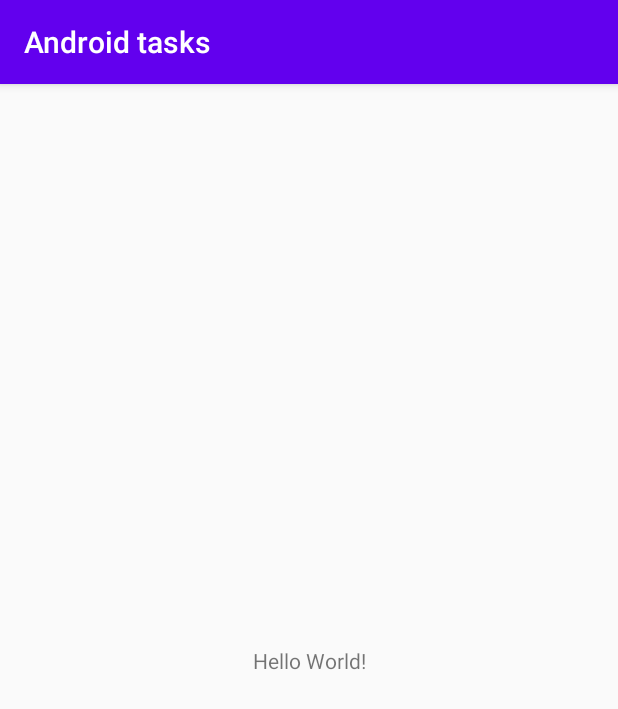
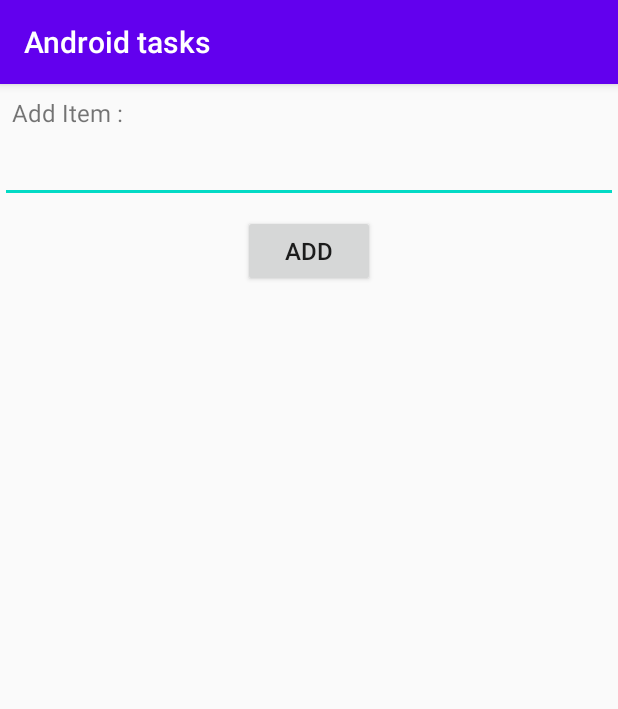
Before and after one commit to ahmedsamir9/Android-Tasks-for-Mobile-Compuitng-Course, an Android app: the screen it shows after launch (MainActivity), on a phone screen of 412 x 824 dp. Shown: the top 709 px of the screen. Run offline under Robolectric (Android 15) with nearby library versions, the phone set to English and light mode, and no system bars; our stand-ins replace data binding.

Commit message:
Assignment 2

```diff
--- a/app/build.gradle
+++ b/app/build.gradle
@@ -20,6 +20,9 @@ android {
             proguardFiles getDefaultProguardFile('proguard-android-optimize.txt'), 'proguard-rules.pro'
         }
     }
+    buildFeatures{
+        dataBinding true
+    }
 }
 
 dependencies {
--- a/app/src/main/java/com/example/androidtasks/MainActivity.java
+++ b/app/src/main/java/com/example/androidtasks/MainActivity.java
@@ -1,14 +1,54 @@
 package com.example.androidtasks;
 
 import androidx.appcompat.app.AppCompatActivity;
+import androidx.databinding.DataBindingUtil;
 
 import android.os.Bundle;
+import android.view.LayoutInflater;
+import android.view.View;
+import android.widget.Adapter;
+import android.widget.AdapterView;
+import android.widget.ArrayAdapter;
+import android.widget.Toast;
 
-public class MainActivity extends AppCompatActivity {
+import com.example.androidtasks.databinding.ActivityMainBinding;
 
+
+public class MainActivity extends AppCompatActivity implements View.OnClickListener {
+ActivityMainBinding mainBinding ;
+ArrayAdapter adapter;
     @Override
     protected void onCreate(Bundle savedInstanceState) {
         super.onCreate(savedInstanceState);
-        setContentView(R.layout.activity_main);
+        mainBinding = DataBindingUtil.setContentView(this, R.layout.activity_main);
+
+     adapter =new ArrayAdapter(this ,R.layout.item);
+    mainBinding.listItemView.setAdapter(adapter);
+    mainBinding.addingBtn.setOnClickListener(this);
+    mainBinding.listItemView.setOnItemLongClickListener(new AdapterView.OnItemLongClickListener() {
+        @Override
+        public boolean onItemLongClick(AdapterView<?> parent, View view, int position, long id) {
+            String item = (String) adapter.getItem(position);
+                adapter.remove(item);
+               adapter.notifyDataSetChanged();
+               makeToast("Item "+ item+" Deleted");
+            return false;
+        }
+    });
+    }
+
+    @Override
+    public void onClick(View v) {
+        if (v.getId() == R.id.addingBtn) {
+            String item = mainBinding.infoEditText.getText().toString();
+            adapter.add(item);
+            makeToast("Item Added " + item);
+            mainBinding.infoEditText.getText().clear();
+        }
+    }
+
+
+    private void makeToast(String message){
+        Toast.makeText(this,message,Toast.LENGTH_LONG).show();
     }
 }
--- a/app/src/main/res/layout/activity_main.xml
+++ b/app/src/main/res/layout/activity_main.xml
@@ -1,18 +1,51 @@
 <?xml version="1.0" encoding="utf-8"?>
-<androidx.constraintlayout.widget.ConstraintLayout xmlns:android="http://schemas.android.com/apk/res/android"
+<layout
+    xmlns:android="http://schemas.android.com/apk/res/android"
     xmlns:app="http://schemas.android.com/apk/res-auto"
-    xmlns:tools="http://schemas.android.com/tools"
+    xmlns:tools="http://schemas.android.com/tools">
+
+
+<androidx.constraintlayout.widget.ConstraintLayout
     android:layout_width="match_parent"
     android:layout_height="match_parent"
     tools:context=".MainActivity">
 
     <TextView
+        android:layout_margin="8dp"
+        android:id="@+id/textView"
         android:layout_width="wrap_content"
         android:layout_height="wrap_content"
-        android:text="Hello World!"
-        app:layout_constraintBottom_toBottomOf="parent"
-        app:layout_constraintLeft_toLeftOf="parent"
-        app:layout_constraintRight_toRightOf="parent"
+        android:text="Add Item :"
+        android:paddingBottom="4dp"
+        android:textSize="16sp"
+        android:layout_marginBottom="4dp"
+        app:layout_constraintStart_toStartOf="parent"
         app:layout_constraintTop_toTopOf="parent" />
 
+    <EditText
+        android:id="@+id/infoEditText"
+        android:layout_width="match_parent"
+        android:layout_height="wrap_content"
+        app:layout_constraintTop_toBottomOf="@+id/textView" />
+
+    <Button
+        android:id="@+id/addingBtn"
+        android:layout_width="wrap_content"
+        android:layout_height="wrap_content"
+        android:text="Add"
+        android:layout_margin="8dp"
+        android:textSize="16sp"
+        app:layout_constraintEnd_toEndOf="parent"
+        app:layout_constraintStart_toStartOf="parent"
+        app:layout_constraintTop_toBottomOf="@+id/infoEditText" />
+
+    <ListView
+        android:layout_width="match_parent"
+        android:layout_height="0dp"
+        android:id="@+id/list_itemView"
+        app:layout_constraintBottom_toBottomOf="parent"
+        app:layout_constraintEnd_toEndOf="parent"
+        app:layout_constraintStart_toStartOf="parent"
+        app:layout_constraintTop_toBottomOf="@+id/addingBtn" />
 </androidx.constraintlayout.widget.ConstraintLayout>
+</layout>
```
Also changed, not shown: app/src/main/res/layout/item.xml (added, +12 -0 lines).
